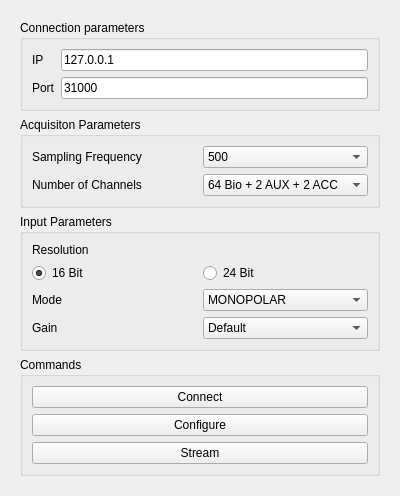
NsquaredLab/Biosignal-Device-Interface, file biosignal_device_interface/gui/ui/otb_sessantaquattro_template_widget.ui: the form before one commit.
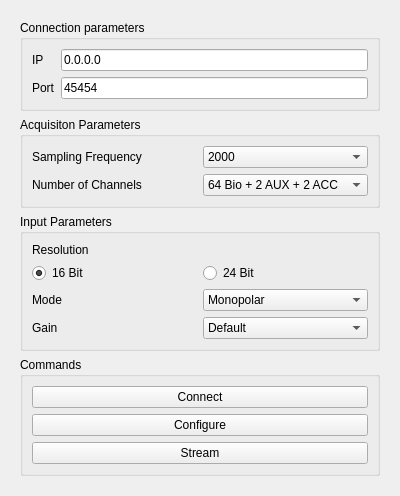
The form after the commit.

Commit message: Implementation Sessantaquattro

What changed in the file:
```diff
--- a/biosignal_device_interface/gui/ui/otb_sessantaquattro_template_widget.ui
+++ b/biosignal_device_interface/gui/ui/otb_sessantaquattro_template_widget.ui
@@ -34,7 +34,7 @@
           <widget class="QComboBox" name="inputDetectionModeComboBox">
            <item>
             <property name="text">
-             <string>MONOPOLAR</string>
+             <string>Monopolar</string>
             </property>
            </item>
            <item>
@@ -159,7 +159,7 @@
          <item row="0" column="1">
           <widget class="QComboBox" name="acquisitionSamplingFrequencyComboBox">
            <property name="currentIndex">
-            <number>0</number>
+            <number>2</number>
            </property>
            <item>
             <property name="text">
@@ -236,7 +236,7 @@
          <item row="0" column="1">
           <widget class="QLineEdit" name="connectionIPLineEdit">
            <property name="text">
-            <string>127.0.0.1</string>
+            <string>0.0.0.0</string>
            </property>
           </widget>
          </item>
@@ -250,7 +250,7 @@
          <item row="1" column="1">
           <widget class="QLineEdit" name="connectionPortLineEdit">
            <property name="text">
-            <string>31000</string>
+            <string>45454</string>
            </property>
           </widget>
          </item>
```
Left out of the diff: 43 changed lines with no effect on the pictures. The commit also changes 14 other files.
